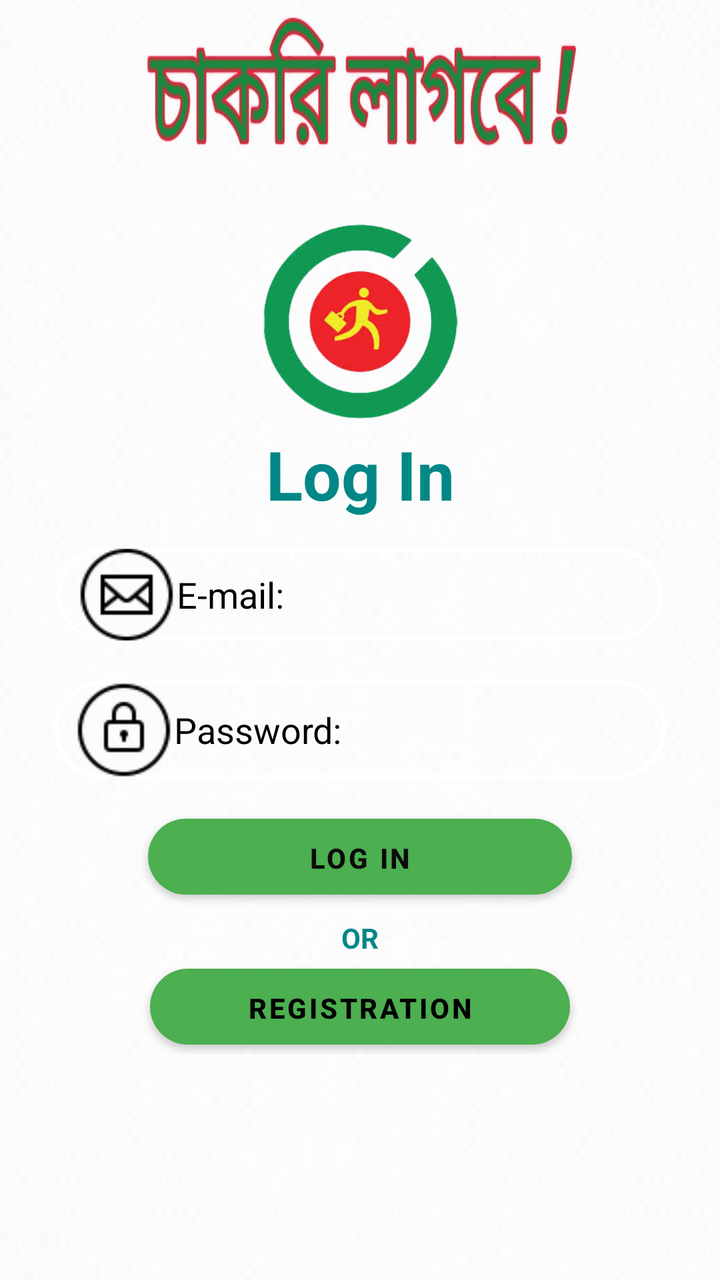
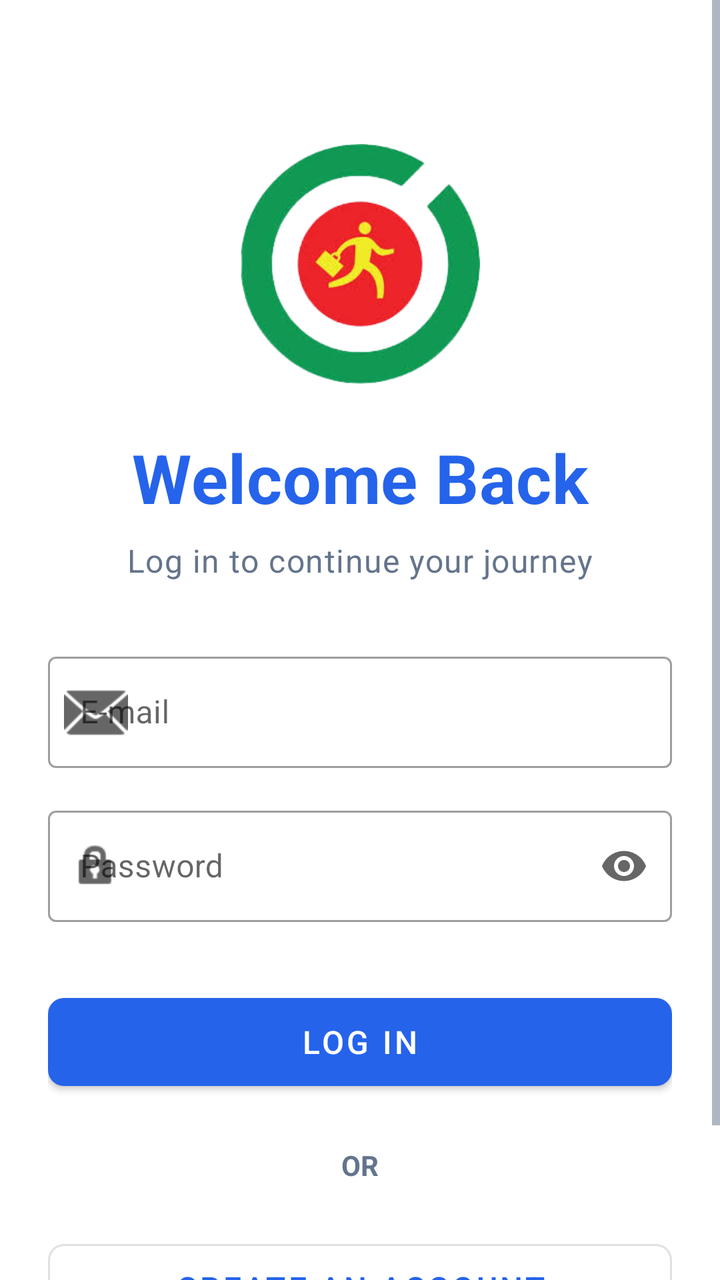

Screens rendered from an Android XML layout before and after an edit, with the pre-edit source and the edit as a unified diff.
<!-- AndroidManifest.xml: application theme Theme.ChakriLagbe -->
<!-- res/layout/activity_main.xml -->
<?xml version="1.0" encoding="utf-8"?>
<LinearLayout xmlns:android="http://schemas.android.com/apk/res/android"
    xmlns:app="http://schemas.android.com/apk/res-auto"
    xmlns:tools="http://schemas.android.com/tools"
    android:layout_width="match_parent"
    android:orientation="vertical"
    android:layout_gravity="center"
    android:gravity="center"
    android:background="@drawable/newback"

    android:layout_height="match_parent"


    tools:context=".MainActivity">


    <ScrollView
        android:layout_width="match_parent"
        android:layout_height="934dp"
        android:layout_x="0dp"
        android:layout_y="-89dp">

        <LinearLayout
            android:layout_width="match_parent"
            android:layout_height="wrap_content"
            android:layout_gravity="center"
            android:gravity="center"
            android:orientation="vertical">

            <ImageView
                android:id="@+id/imageView"
                android:layout_width="match_parent"
                android:layout_height="97dp"
                app:srcCompat="@drawable/logo" />

            <TextView
                android:id="@+id/textView3"
                android:layout_width="match_parent"
                android:layout_height="55dp"
                android:layout_gravity="center"
                android:gravity="center"
                android:paddingLeft="10dp"
                android:paddingTop="5dp"
                android:paddingRight="10dp"
                android:paddingBottom="5dp"
                android:text="Log In"
                android:textAppearance="@style/TextAppearance.AppCompat.Display1"


                android:textColor="@color/teal_700"
                android:textStyle="bold" />

            <EditText
                android:id="@+id/email_login"
                android:layout_width="303dp"
                android:layout_height="46dp"
                android:layout_margin="10dp"
                android:background="@drawable/input_btnbg"

                android:drawableLeft="@drawable/mm"
                android:hint="E-mail:"
                android:paddingLeft="10dp"
                android:paddingTop="10dp"
                android:paddingRight="10dp"
                android:paddingBottom="10dp"
                android:textColor="@color/black"

                android:textColorHint="@color/black"


                />

            <EditText
                android:id="@+id/login_password"
                android:layout_width="306dp"
                android:layout_height="49dp"
                android:layout_margin="10dp"
                android:background="@drawable/input_btnbg"
                android:drawableLeft="@drawable/pm"
                android:hint="Password:"
                android:paddingLeft="10dp"
                android:paddingTop="10dp"
                android:paddingRight="10dp"
                android:paddingBottom="10dp"
                android:textColor="@color/black"


                android:textColorHint="@color/black"

                />

            <Button
                android:id="@+id/btn_login"
                android:layout_width="212dp"
                android:layout_height="38dp"
                android:layout_margin="10dp"
                android:background="@drawable/bg"
                android:text="Log In"
                android:textColor="#0B0B0A"
                android:textStyle="bold"

                app:backgroundTint="#4CAF50" />

            <TextView
                android:id="@+id/textView4"
                android:layout_width="match_parent"
                android:layout_height="22dp"
                android:gravity="center"
                android:padding="2dp"
                android:text="OR"
                android:textStyle="bold"
                android:textColor="@color/teal_700" />

            <Button
                android:id="@+id/btn_registration"
                android:layout_width="210dp"
                android:layout_height="38dp"
                android:layout_margin="5dp"
                android:background="@drawable/bg"
                android:text="Registration"
                android:textColor="#FF000000"
                android:textStyle="bold"
                app:backgroundTint="#4CAF50"
                app:strokeColor="#000000" />


        </LinearLayout>
    </ScrollView>

</LinearLayout>
<!-- resources referenced by this layout -->
<resources>
  <color name="black">#FF000000</color>
  <color name="teal_700">#FF018786</color>
  <!-- drawable bg (drawable) -->
  <?xml version="1.0" encoding="utf-8"?>
  <shape xmlns:android="http://schemas.android.com/apk/res/android">
      <gradient
          android:angle="45"
          android:startColor="#780206"
          android:endColor="#061161"
          ></gradient>
      <corners
          android:bottomLeftRadius="30dp"
          android:bottomRightRadius="30dp"
          android:topLeftRadius="30dp"
          android:topRightRadius="30dp"
          ></corners>
  
  
  </shape>
  <!-- drawable input_btnbg (drawable) -->
  <?xml version="1.0" encoding="utf-8"?>
  <shape
      xmlns:android="http://schemas.android.com/apk/res/android">
      <stroke
          android:color="#FFFFFFFF"
          android:width="2dp"
          >
      </stroke>
      <corners
          android:radius="70dp"
          ></corners>
  
  </shape>
  <!-- drawable logo: png bitmap (drawable-hdpi, 44126 bytes) -->
  <!-- drawable mm: png bitmap (drawable-v24, 1212 bytes) -->
  <!-- drawable newback: jpg bitmap (drawable-hdpi, 33869 bytes) -->
  <!-- drawable pm: png bitmap (drawable-v24, 1106 bytes) -->
  <style name="Theme.ChakriLagbe" parent="Theme.MaterialComponents.DayNight.DarkActionBar">
          
          <item name="colorPrimary">@color/purple_500</item>
          <item name="colorPrimaryVariant">@color/purple_700</item>
          <item name="colorOnPrimary">@color/white</item>
          
          <item name="colorSecondary">@color/teal_200</item>
          <item name="colorSecondaryVariant">@color/teal_700</item>
          <item name="colorOnSecondary">@color/black</item>
          
          <item name="android:statusBarColor" tools:targetApi="l">?attr/colorPrimaryVariant</item>
          
      </style>
  <color name="purple_500">#FF6200EE</color>
  <color name="purple_700">#FF3700B3</color>
  <color name="white">#FFFFFFFF</color>
  <color name="teal_200">#FF03DAC5</color>
</resources>

<!-- the commit's change to res/layout/activity_main.xml (unified diff, before → after) -->
@@ -1,130 +1,139 @@
 <?xml version="1.0" encoding="utf-8"?>
-<LinearLayout xmlns:android="http://schemas.android.com/apk/res/android"
+<androidx.constraintlayout.widget.ConstraintLayout xmlns:android="http://schemas.android.com/apk/res/android"
     xmlns:app="http://schemas.android.com/apk/res-auto"
     xmlns:tools="http://schemas.android.com/tools"
     android:layout_width="match_parent"
-    android:orientation="vertical"
-    android:layout_gravity="center"
-    android:gravity="center"
-    android:background="@drawable/newback"
-
     android:layout_height="match_parent"
-
-
+    android:background="?attr/colorSurface"
     tools:context=".MainActivity">
-
 
     <ScrollView
         android:layout_width="match_parent"
-        android:layout_height="934dp"
-        android:layout_x="0dp"
-        android:layout_y="-89dp">
+        android:layout_height="match_parent"
+        android:fillViewport="true"
+        app:layout_constraintBottom_toBottomOf="parent"
+        app:layout_constraintTop_toTopOf="parent"
+        app:layout_constraintStart_toStartOf="parent"
+        app:layout_constraintEnd_toEndOf="parent">
 
-        <LinearLayout
+        <androidx.constraintlayout.widget.ConstraintLayout
             android:layout_width="match_parent"
             android:layout_height="wrap_content"
-            android:layout_gravity="center"
-            android:gravity="center"
-            android:orientation="vertical">
+            android:padding="24dp">
 
             <ImageView
                 android:id="@+id/imageView"
-                android:layout_width="match_parent"
-                android:layout_height="97dp"
-                app:srcCompat="@drawable/logo" />
+                android:layout_width="120dp"
+                android:layout_height="120dp"
+                android:layout_marginTop="48dp"
+                app:srcCompat="@drawable/logo"
+                app:layout_constraintEnd_toEndOf="parent"
+                app:layout_constraintStart_toStartOf="parent"
+                app:layout_constraintTop_toTopOf="parent" />
 
             <TextView
                 android:id="@+id/textView3"
+                android:layout_width="wrap_content"
+                android:layout_height="wrap_content"
+                android:layout_marginTop="24dp"
+                android:text="Welcome Back"
+                android:textAppearance="?attr/textAppearanceHeadline4"
+                android:textColor="?attr/colorPrimary"
+                android:textStyle="bold"
+                app:layout_constraintEnd_toEndOf="parent"
+                app:layout_constraintStart_toStartOf="parent"
+                app:layout_constraintTop_toBottomOf="@+id/imageView" />
+
+            <TextView
+                android:id="@+id/textViewSubtitle"
+                android:layout_width="wrap_content"
+                android:layout_height="wrap_content"
+                android:layout_marginTop="8dp"
+                android:text="Log in to continue your journey"
+                android:textAppearance="?attr/textAppearanceBody1"
+                android:textColor="?attr/android:textColorSecondary"
+                app:layout_constraintEnd_toEndOf="parent"
+                app:layout_constraintStart_toStartOf="parent"
+                app:layout_constraintTop_toBottomOf="@+id/textView3" />
+
+            <com.google.android.material.textfield.TextInputLayout
+                android:id="@+id/emailInputLayout"
+                style="@style/Widget.MaterialComponents.TextInputLayout.OutlinedBox"
                 android:layout_width="match_parent"
-                android:layout_height="55dp"
-                android:layout_gravity="center"
-                android:gravity="center"
-                android:paddingLeft="10dp"
-                android:paddingTop="5dp"
-                android:paddingRight="10dp"
-                android:paddingBottom="5dp"
+                android:layout_height="wrap_content"
+                android:layout_marginTop="32dp"
+                android:hint="E-mail"
+                app:layout_constraintTop_toBottomOf="@+id/textViewSubtitle"
+                app:layout_constraintStart_toStartOf="parent"
+                app:layout_constraintEnd_toEndOf="parent"
+                app:startIconDrawable="@android:drawable/ic_dialog_email">
+
+                <com.google.android.material.textfield.TextInputEditText
+                    android:id="@+id/email_login"
+                    android:layout_width="match_parent"
+                    android:layout_height="wrap_content"
+                    android:inputType="textEmailAddress" />
+            </com.google.android.material.textfield.TextInputLayout>
+
+            <com.google.android.material.textfield.TextInputLayout
+                android:id="@+id/passwordInputLayout"
+                style="@style/Widget.MaterialComponents.TextInputLayout.OutlinedBox"
+                android:layout_width="match_parent"
+                android:layout_height="wrap_content"
+                android:layout_marginTop="16dp"
+                android:hint="Password"
+                app:endIconMode="password_toggle"
+                app:layout_constraintTop_toBottomOf="@+id/emailInputLayout"
+                app:layout_constraintStart_toStartOf="parent"
+                app:layout_constraintEnd_toEndOf="parent"
+                app:startIconDrawable="@android:drawable/ic_lock_idle_lock">
+
+                <com.google.android.material.textfield.TextInputEditText
+                    android:id="@+id/login_password"
+                    android:layout_width="match_parent"
+                    android:layout_height="wrap_content"
+                    android:inputType="textPassword" />
+            </com.google.android.material.textfield.TextInputLayout>
+
+            <com.google.android.material.button.MaterialButton
+                android:id="@+id/btn_login"
+                android:layout_width="match_parent"
+                android:layout_height="56dp"
+                android:layout_marginTop="32dp"
                 android:text="Log In"
-                android:textAppearance="@style/TextAppearance.AppCompat.Display1"
-
-
-                android:textColor="@color/teal_700"
-                android:textStyle="bold" />
-
-            <EditText
-                android:id="@+id/email_login"
-                android:layout_width="303dp"
-                android:layout_height="46dp"
-                android:layout_margin="10dp"
-                android:background="@drawable/input_btnbg"
-
-                android:drawableLeft="@drawable/mm"
-                android:hint="E-mail:"
-                android:paddingLeft="10dp"
-                android:paddingTop="10dp"
-                android:paddingRight="10dp"
-                android:paddingBottom="10dp"
-                android:textColor="@color/black"
-
-                android:textColorHint="@color/black"
-
-
-                />
-
-            <EditText
-                android:id="@+id/login_password"
-                android:layout_width="306dp"
-                android:layout_height="49dp"
-                android:layout_margin="10dp"
-                android:background="@drawable/input_btnbg"
-                android:drawableLeft="@drawable/pm"
-                android:hint="Password:"
-                android:paddingLeft="10dp"
-                android:paddingTop="10dp"
-                android:paddingRight="10dp"
-                android:paddingBottom="10dp"
-                android:textColor="@color/black"
-
-
-                android:textColorHint="@color/black"
-
-                />
-
-            <Button
-                android:id="@+id/btn_login"
-                android:layout_width="212dp"
-                android:layout_height="38dp"
-                android:layout_margin="10dp"
-                android:background="@drawable/bg"
-                android:text="Log In"
-                android:textColor="#0B0B0A"
-                android:textStyle="bold"
-
-                app:backgroundTint="#4CAF50" />
+                app:cornerRadius="8dp"
+                android:textSize="16sp"
+                app:layout_constraintTop_toBottomOf="@+id/passwordInputLayout"
+                app:layout_constraintStart_toStartOf="parent"
+                app:layout_constraintEnd_toEndOf="parent" />
 
             <TextView
                 android:id="@+id/textView4"
+                android:layout_width="wrap_content"
+                android:layout_height="wrap_content"
+                android:layout_marginTop="24dp"
+                android:text="OR"
+                android:textColor="?attr/android:textColorSecondary"
+                android:textStyle="bold"
+                app:layout_constraintEnd_toEndOf="parent"
+                app:layout_constraintStart_toStartOf="parent"
+                app:layout_constraintTop_toBottomOf="@+id/btn_login" />
+
+            <com.google.android.material.button.MaterialButton
+                android:id="@+id/btn_registration"
+                style="@style/Widget.MaterialComponents.Button.OutlinedButton"
                 android:layout_width="match_parent"
-                android:layout_height="22dp"
-                android:gravity="center"
-                android:padding="2dp"
-                android:text="OR"
-                android:textStyle="bold"
-                android:textColor="@color/teal_700" />
+                android:layout_height="56dp"
+                android:layout_marginTop="24dp"
+                android:layout_marginBottom="32dp"
+                android:text="Create an Account"
+                app:cornerRadius="8dp"
+                android:textSize="16sp"
+                app:layout_constraintBottom_toBottomOf="parent"
+                app:layout_constraintEnd_toEndOf="parent"
+                app:layout_constraintStart_toStartOf="parent"
+                app:layout_constraintTop_toBottomOf="@+id/textView4" />
 
-            <Button
-                android:id="@+id/btn_registration"
-                android:layout_width="210dp"
-                android:layout_height="38dp"
-                android:layout_margin="5dp"
-                android:background="@drawable/bg"
-                android:text="Registration"
-                android:textColor="#FF000000"
-                android:textStyle="bold"
-                app:backgroundTint="#4CAF50"
-                app:strokeColor="#000000" />
-
-
-        </LinearLayout>
+        </androidx.constraintlayout.widget.ConstraintLayout>
     </ScrollView>
-
-</LinearLayout>
+</androidx.constraintlayout.widget.ConstraintLayout>
<!-- resource entries referenced after the edit -->
@@ -1,58 +1,32 @@
 <!-- resources referenced by this layout -->
 <resources>
-  <color name="black">#FF000000</color>
-  <color name="teal_700">#FF018786</color>
-  <!-- drawable bg (drawable) -->
-  <?xml version="1.0" encoding="utf-8"?>
-  <shape xmlns:android="http://schemas.android.com/apk/res/android">
-      <gradient
-          android:angle="45"
-          android:startColor="#780206"
-          android:endColor="#061161"
-          ></gradient>
-      <corners
-          android:bottomLeftRadius="30dp"
-          android:bottomRightRadius="30dp"
-          android:topLeftRadius="30dp"
-          android:topRightRadius="30dp"
-          ></corners>
-  
-  
-  </shape>
-  <!-- drawable input_btnbg (drawable) -->
-  <?xml version="1.0" encoding="utf-8"?>
-  <shape
-      xmlns:android="http://schemas.android.com/apk/res/android">
-      <stroke
-          android:color="#FFFFFFFF"
-          android:width="2dp"
-          >
-      </stroke>
-      <corners
-          android:radius="70dp"
-          ></corners>
-  
-  </shape>
   <!-- drawable logo: png bitmap (drawable-hdpi, 44126 bytes) -->
-  <!-- drawable mm: png bitmap (drawable-v24, 1212 bytes) -->
-  <!-- drawable newback: jpg bitmap (drawable-hdpi, 33869 bytes) -->
-  <!-- drawable pm: png bitmap (drawable-v24, 1106 bytes) -->
-  <style name="Theme.ChakriLagbe" parent="Theme.MaterialComponents.DayNight.DarkActionBar">
+  <style name="Theme.ChakriLagbe" parent="Theme.MaterialComponents.DayNight.NoActionBar">
           
-          <item name="colorPrimary">@color/purple_500</item>
-          <item name="colorPrimaryVariant">@color/purple_700</item>
+          <item name="colorPrimary">@color/primary</item>
+          <item name="colorPrimaryVariant">@color/primary_dark</item>
           <item name="colorOnPrimary">@color/white</item>
           
-          <item name="colorSecondary">@color/teal_200</item>
-          <item name="colorSecondaryVariant">@color/teal_700</item>
-          <item name="colorOnSecondary">@color/black</item>
+          <item name="colorSecondary">@color/secondary</item>
+          <item name="colorSecondaryVariant">@color/secondary_dark</item>
+          <item name="colorOnSecondary">@color/white</item>
+          
+          <item name="android:colorBackground">@color/background</item>
+          <item name="colorSurface">@color/surface</item>
           
           <item name="android:statusBarColor" tools:targetApi="l">?attr/colorPrimaryVariant</item>
           
+          <item name="android:textColorPrimary">@color/text_primary</item>
+          <item name="android:textColorSecondary">@color/text_secondary</item>
       </style>
-  <color name="purple_500">#FF6200EE</color>
-  <color name="purple_700">#FF3700B3</color>
-  <color name="white">#FFFFFFFF</color>
-  <color name="teal_200">#FF03DAC5</color>
+  <color name="primary">#2563EB</color>
+  <color name="primary_dark">#1D4ED8</color>
+  <color name="white">#FFFFFF</color>
+  <color name="secondary">#10B981</color>
+  <color name="secondary_dark">#059669</color>
+  <color name="background">#F8FAFC</color>
+  <color name="surface">#FFFFFF</color>
+  <color name="text_primary">#1E293B</color>
+  <color name="text_secondary">#64748B</color>
 </resources>
 
